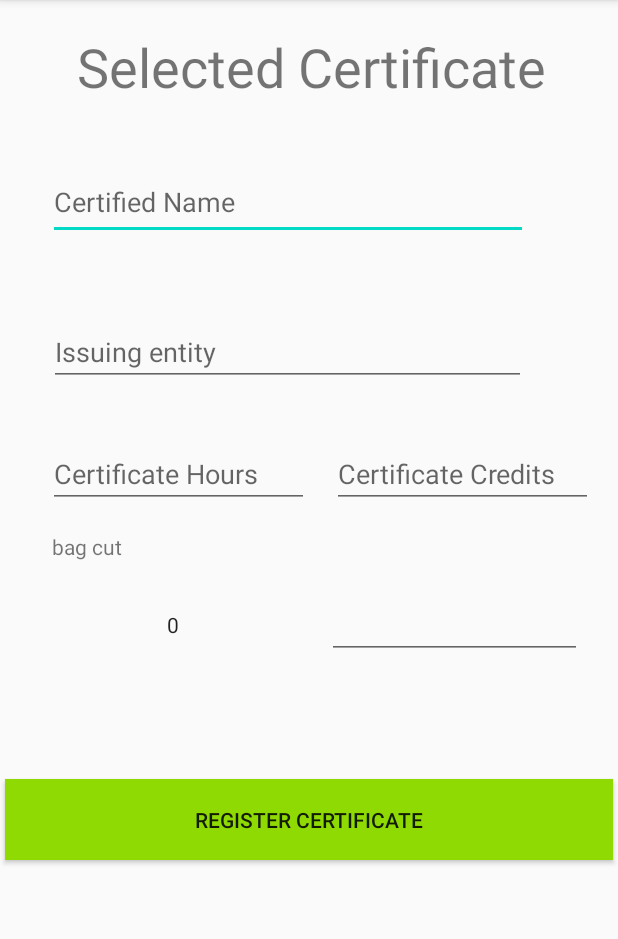
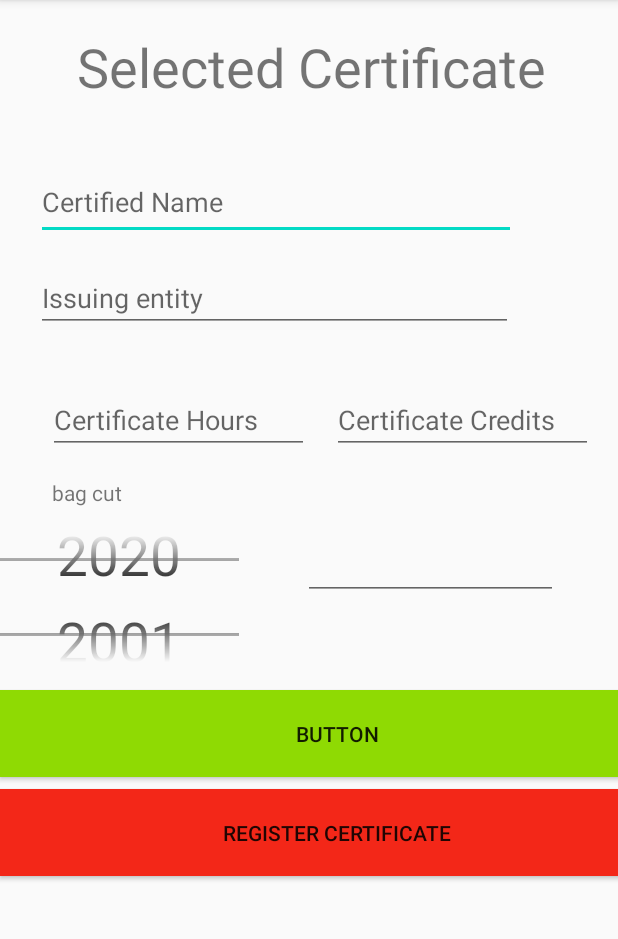
Before and after one commit to mgalcudia/Android_Certificados, an Android app: the MostrarCertificado screen opened directly, with no data from a screen before it, on a phone screen of 412 x 824 dp, the part 84-1023 px from its top. Run offline under Robolectric (Android 15) with nearby library versions, the phone set to English and light mode, and no system bars.

Commit message:
relleno de campos en mostrar certificado

```diff
--- a/app/src/main/java/com/proyecto/Certificado/MostrarCertificado.java
+++ b/app/src/main/java/com/proyecto/Certificado/MostrarCertificado.java
@@ -2,11 +2,18 @@ package com.proyecto.Certificado;
 
 import androidx.appcompat.app.AppCompatActivity;
 
+import android.app.DatePickerDialog;
 import android.os.Bundle;
+import android.view.View;
+import android.widget.DatePicker;
 import android.widget.EditText;
 import android.widget.NumberPicker;
+import android.widget.Toast;
 
 import com.proyecto.Certificado.modelo.Certificados;
+
+import java.util.Calendar;
+import java.util.Locale;
 
 public class MostrarCertificado extends AppCompatActivity {
     //Iniciamos variable fechafinal
@@ -17,7 +24,7 @@ public class MostrarCertificado extends AppCompatActivity {
     String strnumberpicker;
     //variables titulo
     private EditText nombreCertificado, entidadEmisora, horasCertificado, creditosCertificado,fechaFinCertificado;
-
+    int anioCorte;
     String strnombreCertificado, strentidadEmisora,strhorasCertificado,strcreditosCertificado,srtfechaFinCertificado;
 
     @Override
@@ -30,18 +37,35 @@ public class MostrarCertificado extends AppCompatActivity {
         horasCertificado = findViewById(R.id.editTextHorasCertificado);
         creditosCertificado =findViewById(R.id.editTextCreditoCertificado);
         fechaFinCertificado= findViewById(R.id.editTextFechaFin);
+        numberPicker = findViewById(R.id.numberPickerAnoCorte);
 
-        //instanciamos el objeto
-        fechaFin= findViewById(R.id.editTextFechaFin);
         recibirDatos();
+        numberpicker();
+
+
+        //Hace que el datepicker se muestre al clickear el edixText
+        fechaFinCertificado.setOnClickListener(new View.OnClickListener() {
+
+            @Override
+            public void onClick(View v) {
+                //Asignamos la fecha de hoy al EditText
+                final Calendar calendario= Calendar.getInstance();
+                dia= calendario.get(Calendar.DAY_OF_MONTH);
+                mes= calendario.get(Calendar.MONTH);
+                anio= calendario.get(Calendar.YEAR);
+
+                DatePickerDialog dialogoDeFecha =
+                        new DatePickerDialog(MostrarCertificado.this,listenerDatepicker,anio,mes,dia);
+                //Muestra
+                dialogoDeFecha.show();
+            }
+        });
+
 
     }
 
     private void recibirDatos() {
-
         Bundle objetoEnviado= getIntent().getExtras();
-    //   String idCertificado= extras.getString("idCertificado");
-      // nombre.setText(idCertificado);
         Certificados certificado =null;
         if (objetoEnviado!= null) {
             certificado = (Certificados) objetoEnviado.getSerializable("certificado");
@@ -50,7 +74,45 @@ public class MostrarCertificado extends AppCompatActivity {
             horasCertificado.setText(certificado.getHorasCertificado());
             creditosCertificado.setText(certificado.getCreditosCertificado());
             fechaFinCertificado.setText(certificado.getFechaFinCertificado());
+            anioCorte = Integer.parseInt(certificado.getAnioCorte());
+            Toast.makeText(MostrarCertificado.this, "Año corte"+anioCorte , Toast.LENGTH_LONG).show();
         }
 
     }
+
+    private void numberpicker() {
+        numberPicker.setTextSize(55);
+        numberPicker.setMinValue(2000);
+        numberPicker.setMaxValue(2020);
+        numberPicker.setValue(anioCorte);
+        numberPicker.setDescendantFocusability(NumberPicker.FOCUS_BLOCK_DESCENDANTS);
+        numberPicker.setOnValueChangedListener(new NumberPicker.OnValueChangeListener() {
+            @Override
+            public void onValueChange(NumberPicker numberPicker, int i, int i1) {
+                strnumberpicker = String.valueOf(numberPicker.getValue());
+            }
+        });
+    }
+
+
+    //Creacion de listener para el datepicker
+    private DatePickerDialog.OnDateSetListener listenerDatepicker= new DatePickerDialog.OnDateSetListener() {
+        @Override
+        public void onDateSet(DatePicker view, int year, int month, int dayOfMonth) {
+            //Se llama cuando se selecciona la fecha. Nos pasa la vista y asignamos valor a las variables
+            anio= year;
+            mes= month;
+            dia= dayOfMonth;
+            //Refrescamos la fecha
+            asignarFechaEnEditText();
+        }
+    };
+
+    public void asignarFechaEnEditText(){
+        String fecha= String.format(Locale.getDefault(),"%02d-%02d-%02d", dia, mes+1, anio);
+        //asigamos el valor del editText
+        fechaFinCertificado.setText(fecha);
+    }
+
+
 }
--- a/app/src/main/res/layout/activity_mostrar_certificado.xml
+++ b/app/src/main/res/layout/activity_mostrar_certificado.xml
@@ -28,7 +28,7 @@
         android:hint="@string/editTextTituloCertificad"
         android:inputType="text"
         app:layout_constraintEnd_toEndOf="parent"
-        app:layout_constraintHorizontal_bias="0.351"
+        app:layout_constraintHorizontal_bias="0.259"
         app:layout_constraintStart_toStartOf="parent"
         app:layout_constraintTop_toBottomOf="@+id/textViewCertiSelec" />
 
@@ -36,12 +36,12 @@
         android:id="@+id/editTextEntidadCertificado"
         android:layout_width="318dp"
         android:layout_height="45dp"
-        android:layout_marginTop="52dp"
+        android:layout_marginTop="16dp"
         android:autofillHints=""
         android:hint="@string/editTextEntidadCertificado"
         android:inputType="text"
         app:layout_constraintEnd_toEndOf="parent"
-        app:layout_constraintHorizontal_bias="0.351"
+        app:layout_constraintHorizontal_bias="0.255"
         app:layout_constraintStart_toStartOf="parent"
         app:layout_constraintTop_toBottomOf="@+id/editTextTituloCertificado" />
 
@@ -76,12 +76,12 @@
         android:id="@+id/editTextFechaFin"
         android:layout_width="170dp"
         android:layout_height="45dp"
-        android:layout_marginTop="55dp"
-        android:layout_marginEnd="24dp"
+        android:layout_marginTop="52dp"
+        android:layout_marginEnd="40dp"
         android:autofillHints=""
+
         android:clickable="true"
         android:ems="10"
-
         android:focusable="true"
         android:inputType="none"
         android:textAlignment="center"
@@ -101,29 +101,44 @@
 
     <NumberPicker
         android:id="@+id/numberPickerAnoCorte"
-        android:layout_width="170dp"
-        android:layout_height="45dp"
-        android:layout_marginStart="32dp"
-        android:layout_marginTop="20dp"
-        android:layout_marginEnd="19dp"
+        android:layout_width="167dp"
+        android:layout_height="86dp"
+        android:layout_marginTop="16dp"
+        android:layout_marginEnd="40dp"
         android:autofillHints=""
         android:ems="10"
+        app:layout_constraintBottom_toBottomOf="parent"
         app:layout_constraintEnd_toStartOf="@+id/editTextFechaFin"
+        app:layout_constraintHorizontal_bias="0.941"
         app:layout_constraintStart_toStartOf="parent"
-        app:layout_constraintTop_toBottomOf="@+id/textViewCorteBolsa" />
+        app:layout_constraintTop_toBottomOf="@+id/textViewCorteBolsa"
+        app:layout_constraintVertical_bias="0.005" />
 
     <Button
         android:id="@+id/btnSubirCertificado"
-        android:layout_width="405dp"
-        android:layout_height="54dp"
-        android:layout_marginTop="80dp"
+        android:layout_width="450dp"
+        android:layout_height="58dp"
+
+        android:layout_marginTop="8dp"
+        android:background="#F32718"
         android:text="@string/btnSubirCertificado"
-        android:background="#8FDA03"
-
         app:layout_constraintBottom_toBottomOf="parent"
         app:layout_constraintEnd_toEndOf="parent"
-        app:layout_constraintHorizontal_bias="0.526"
+        app:layout_constraintHorizontal_bias="0.0"
         app:layout_constraintStart_toStartOf="parent"
-        app:layout_constraintTop_toBottomOf="@+id/numberPickerAnoCorte"
+        app:layout_constraintTop_toBottomOf="@+id/button"
         app:layout_constraintVertical_bias="0.0" />
+
+    <Button
+        android:id="@+id/button"
+        android:layout_width="450dp"
+        android:layout_height="58dp"
+        android:layout_marginTop="60dp"
+        android:text="Button"
+
+        android:background="#8FDA03"
+        app:layout_constraintEnd_toEndOf="parent"
+        app:layout_constraintHorizontal_bias="0.0"
+        app:layout_constraintStart_toStartOf="parent"
+        app:layout_constraintTop_toBottomOf="@+id/editTextFechaFin" />
 </androidx.constraintlayout.widget.ConstraintLayout>
```
Also changed, not shown: app/src/main/java/com/proyecto/Certificado/AgregarActivity.java (+28 -28 lines), app/src/main/res/layout/activity_agregar.xml (+4 -3 lines).
